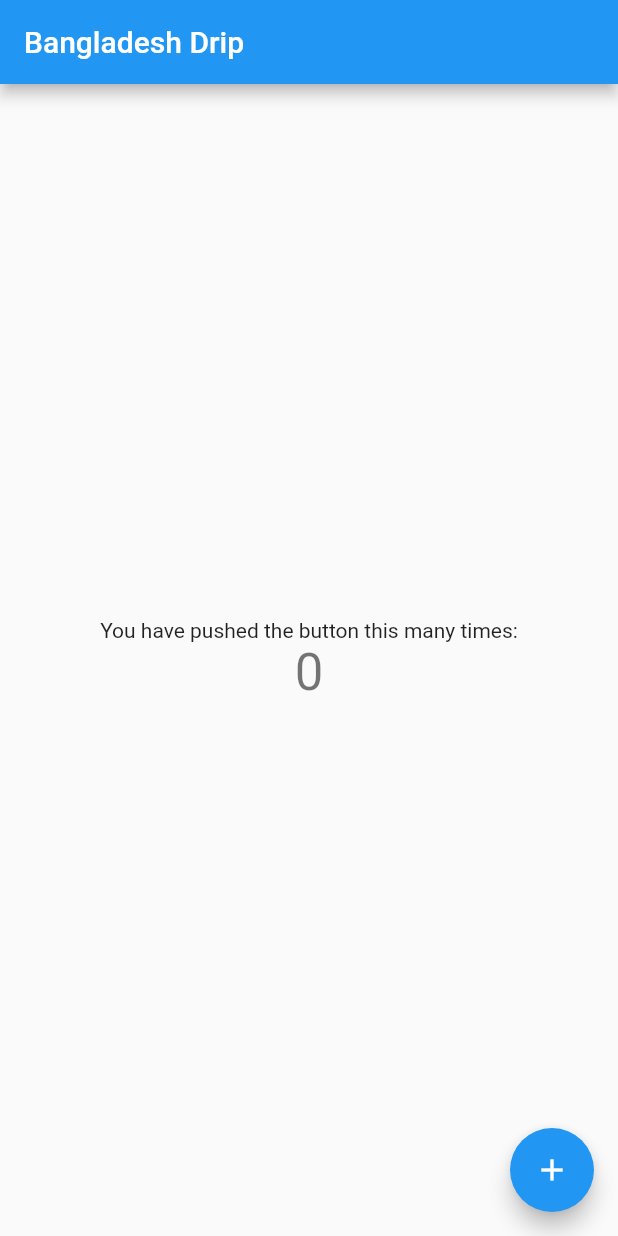
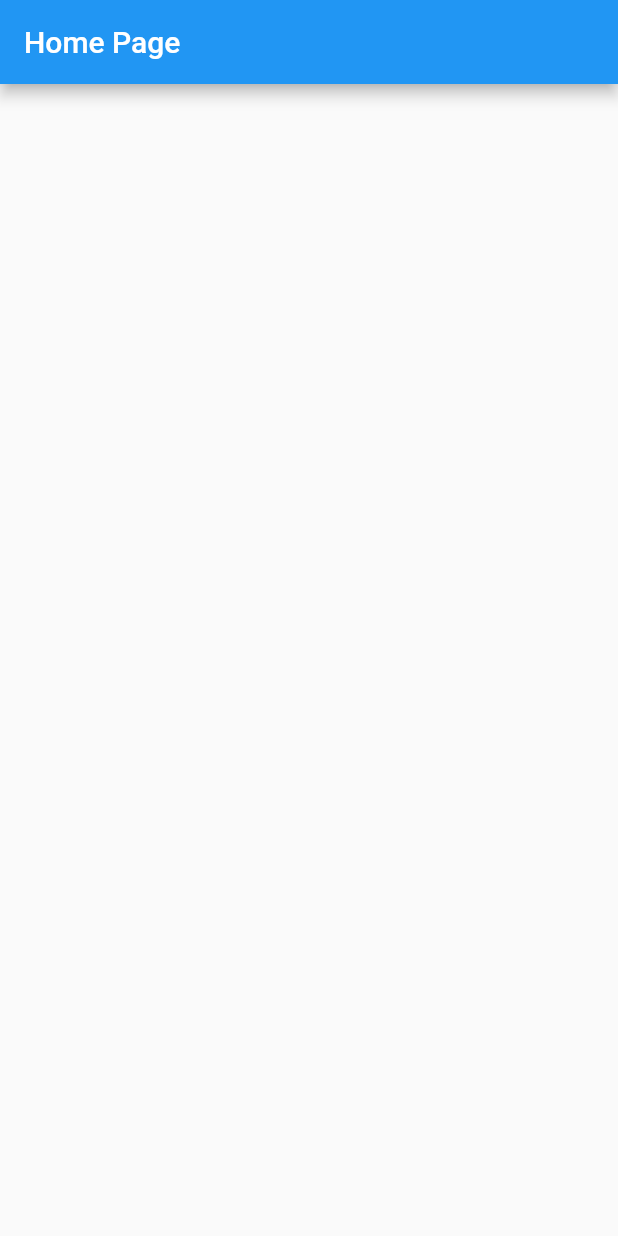
Before and after one commit to md-siam/bangladesh_drip, a Flutter app: the screen it shows after launch, on a phone screen of 412 x 824 dp. Run offline on Flutter 3.47's test engine with Material 2 defaults, Android fonts, the phone set to English and light mode, and no system bars; project files that could hold a hidden picture were left out.

```diff
--- a/lib/main.dart
+++ b/lib/main.dart
@@ -1,4 +1,6 @@
 import 'package:flutter/material.dart';
+
+import 'src/views/home_page.dart';
 
 void main() => runApp(const MyApp());
 
@@ -11,54 +13,7 @@ class MyApp extends StatelessWidget {
       title: 'Bangladesh Drip',
       debugShowCheckedModeBanner: false,
       theme: ThemeData(primarySwatch: Colors.blue),
-      home: const MyHomePage(title: 'Bangladesh Drip'),
+      home: const HomePage(),
     );
   }
 }
-
-class MyHomePage extends StatefulWidget {
-  const MyHomePage({Key? key, required this.title}) : super(key: key);
-
-  final String title;
-
-  @override
-  State<MyHomePage> createState() => _MyHomePageState();
-}
-
-class _MyHomePageState extends State<MyHomePage> {
-  int _counter = 0;
-
-  void _incrementCounter() {
-    setState(() {
-      _counter++;
-    });
-  }
-
-  @override
-  Widget build(BuildContext context) {
-    return Scaffold(
-      appBar: AppBar(
-        title: Text(widget.title),
-      ),
-      body: Center(
-        child: Column(
-          mainAxisAlignment: MainAxisAlignment.center,
-          children: <Widget>[
-            const Text(
-              'You have pushed the button this many times:',
-            ),
-            Text(
-              '$_counter',
-              style: Theme.of(context).textTheme.headline4,
-            ),
-          ],
-        ),
-      ),
-      floatingActionButton: FloatingActionButton(
-        onPressed: _incrementCounter,
-        tooltip: 'Increment',
-        child: const Icon(Icons.add),
-      ),
-    );
-  }
-}
--- /dev/null
+++ b/lib/src/views/home_page.dart
@@ -0,0 +1,12 @@
+import 'package:flutter/material.dart';
+
+class HomePage extends StatelessWidget {
+  const HomePage({ Key? key }) : super(key: key);
+
+  @override
+  Widget build(BuildContext context) {
+    return Scaffold(
+      appBar: AppBar(title: const Text('Home Page')),
+    );
+  }
+}
--- a/pubspec.yaml
+++ b/pubspec.yaml
@@ -39,6 +39,8 @@ dependencies:
   font_awesome_flutter: ^10.1.0
   # For brand icons
   flutter_brand_icons: ^1.1.0
+  # For video playing
+  video_player: ^2.4.0
 
 dev_dependencies:
   flutter_test:
```
Also changed, not shown: lib/src/login/login.dart (added), pubspec.lock, 2 other files.
